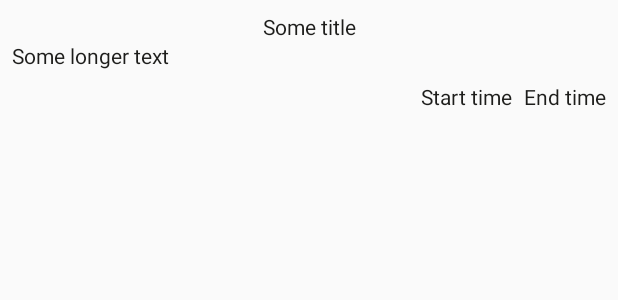
After one commit to droidconpl/droidcon-mobile-app, an Android app: the layout agenda_item.xml on its own in the app's theme, with its tools: preview values and no code run, on a phone screen of 412 x 824 dp. The commit adds this screen. Shown: the top 300 px of the screen. Run offline under Robolectric (Android 15) with nearby library versions, the phone set to English and light mode, and no system bars.

Commit message:
Reading first data

```diff
--- a/app/src/main/java/pl/droidcon/app/agenda/interactor/AgendaSources.kt
+++ b/app/src/main/java/pl/droidcon/app/agenda/interactor/AgendaSources.kt
@@ -59,7 +59,7 @@ class LocalAgendaSource @Inject constructor(private val agendaDao: AgendaDao,
             val talkPanels = it.talkPanels.map {
                 val talksLocal = it.talks.map { agendaMapper.map(it) }
                 val talkIds = agendaDao.putTalks(talkLocals = talksLocal)
-                TalkPanelLocal(start = it.start, end = it.end, talks = talkIds)
+                TalkPanelLocal(start = it.start, end = it.end, talks = talkIds, sessionType = it.sessionType)
             }
 
             val panelIds = agendaDao.putTalkPanels(talkPanelLocal = talkPanels)
@@ -88,7 +88,7 @@ class LocalAgendaSource @Inject constructor(private val agendaDao: AgendaDao,
                         val talksForPanel = talkLocals.filter { panel.talks.contains(it.id) }
                         val talks = talksForPanel.map { agendaMapper.map(it, speakers, sessions) }
 
-                        TalkPanel(panel.start, panel.end, talks)
+                        TalkPanel(panel.start, panel.end, talks, panel.sessionType)
                     })
 
                     val days = dayLocals.map { Day(it.id, talkPanels) }
--- a/app/src/main/java/pl/droidcon/app/data/local/LocalModels.kt
+++ b/app/src/main/java/pl/droidcon/app/data/local/LocalModels.kt
@@ -49,7 +49,8 @@ data class DayLocal(
 data class TalkPanelLocal(
         @ColumnInfo(name = "start") val start: String,
         @ColumnInfo(name = "end") val end: String,
-        @ColumnInfo(name = "talks") val talks: List<Long>
+        @ColumnInfo(name = "talks") val talks: List<Long>,
+        @ColumnInfo(name = "sessionType") val sessionType: String
 ) {
     @PrimaryKey(autoGenerate = true)
     @ColumnInfo(name = "id")
--- a/app/src/main/java/pl/droidcon/app/data/mapper/AgendaMapper.kt
+++ b/app/src/main/java/pl/droidcon/app/data/mapper/AgendaMapper.kt
@@ -15,7 +15,7 @@ class AgendaMapper @Inject constructor() {
             val agendaForDay = it.value
 
             val talkPanels = agendaForDay.map {
-                val (_, _, _, slotStart, slotEnd, slotArray) = it
+                val (_, _, sessionType, slotStart, slotEnd, slotArray) = it
 
                 val talks = slotArray
                         .map {
@@ -25,7 +25,7 @@ class AgendaMapper @Inject constructor() {
                                     session = sessions.findSession(it.slotSession)
                             )
                         }
-                TalkPanel(start = slotStart, end = slotEnd, talks = talks)
+                TalkPanel(start = slotStart, end = slotEnd, talks = talks, sessionType = sessionType)
             }
 
             Day(dayId, talkPanels)
--- a/app/src/main/java/pl/droidcon/app/domain/DomainModels.kt
+++ b/app/src/main/java/pl/droidcon/app/domain/DomainModels.kt
@@ -148,11 +148,12 @@ data class Day(val id: Long, val talkPanels: List<TalkPanel>) : Parcelable {
     }
 }
 
-data class TalkPanel(val start: String, val end: String, val talks: List<Talk>) : Parcelable {
+data class TalkPanel(val start: String, val end: String, val talks: List<Talk>, val sessionType: String) : Parcelable {
     constructor(source: Parcel) : this(
             source.readString(),
             source.readString(),
-            source.createTypedArrayList(Talk.CREATOR)
+            source.createTypedArrayList(Talk.CREATOR),
+            source.readString()
     )
 
     override fun describeContents() = 0
@@ -161,6 +162,7 @@ data class TalkPanel(val start: String, val end: String, val talks: List<Talk>)
         writeString(start)
         writeString(end)
         writeTypedList(talks)
+        writeString(sessionType)
     }
 
     companion object {
--- /dev/null
+++ b/app/src/main/res/layout/agenda_item.xml
@@ -0,0 +1,53 @@
+<?xml version="1.0" encoding="utf-8"?>
+<android.support.constraint.ConstraintLayout xmlns:android="http://schemas.android.com/apk/res/android"
+    xmlns:app="http://schemas.android.com/apk/res-auto"
+    xmlns:tools="http://schemas.android.com/tools"
+    android:layout_width="match_parent"
+    android:layout_height="wrap_content">
+
+    <TextView
+        android:id="@+id/start_time"
+        android:layout_width="wrap_content"
+        android:layout_height="wrap_content"
+        android:layout_marginEnd="8dp"
+        android:layout_marginTop="8dp"
+        android:textColor="@color/heavy_metal"
+        app:layout_constraintEnd_toStartOf="@+id/end_time"
+        app:layout_constraintTop_toBottomOf="@+id/description"
+        tools:text="Start time" />
+
+    <TextView
+        android:id="@+id/end_time"
+        android:layout_width="wrap_content"
+        android:layout_height="wrap_content"
+        android:layout_marginEnd="8dp"
+        android:textColor="@color/heavy_metal"
+        app:layout_constraintEnd_toEndOf="parent"
+        app:layout_constraintTop_toTopOf="@+id/start_time"
+        tools:text="End time" />
+
+    <TextView
+        android:id="@+id/title"
+        android:layout_width="wrap_content"
+        android:layout_height="wrap_content"
+        android:layout_marginEnd="8dp"
+        android:layout_marginStart="8dp"
+        android:layout_marginTop="8dp"
+        android:textColor="@color/heavy_metal"
+        app:layout_constraintEnd_toEndOf="parent"
+        app:layout_constraintStart_toStartOf="parent"
+        app:layout_constraintTop_toTopOf="parent"
+        tools:text="Some title" />
+
+
+    <TextView
+        android:id="@+id/description"
+        android:layout_width="wrap_content"
+        android:layout_height="wrap_content"
+        android:layout_marginStart="8dp"
+        android:textColor="@color/heavy_metal"
+        app:layout_constraintStart_toStartOf="parent"
+        app:layout_constraintTop_toBottomOf="@+id/title"
+        tools:text="Some longer text" />
+
+</android.support.constraint.ConstraintLayout>
--- /dev/null
+++ b/app/src/main/res/layout/fragment_agenda.xml
@@ -0,0 +1,6 @@
+<?xml version="1.0" encoding="utf-8"?>
+<android.support.v7.widget.RecyclerView xmlns:android="http://schemas.android.com/apk/res/android"
+    android:id="@+id/agendaView"
+    android:layout_width="match_parent"
+    android:layout_height="match_parent"
+    android:scrollbars="vertical" />
```
Also changed, not shown: app/src/main/java/pl/droidcon/app/agenda/view/AgendaAdapter.kt (added, +54 -0 lines), app/src/main/java/pl/droidcon/app/agenda/view/AgendaFragment.kt (+10 -1 lines).
